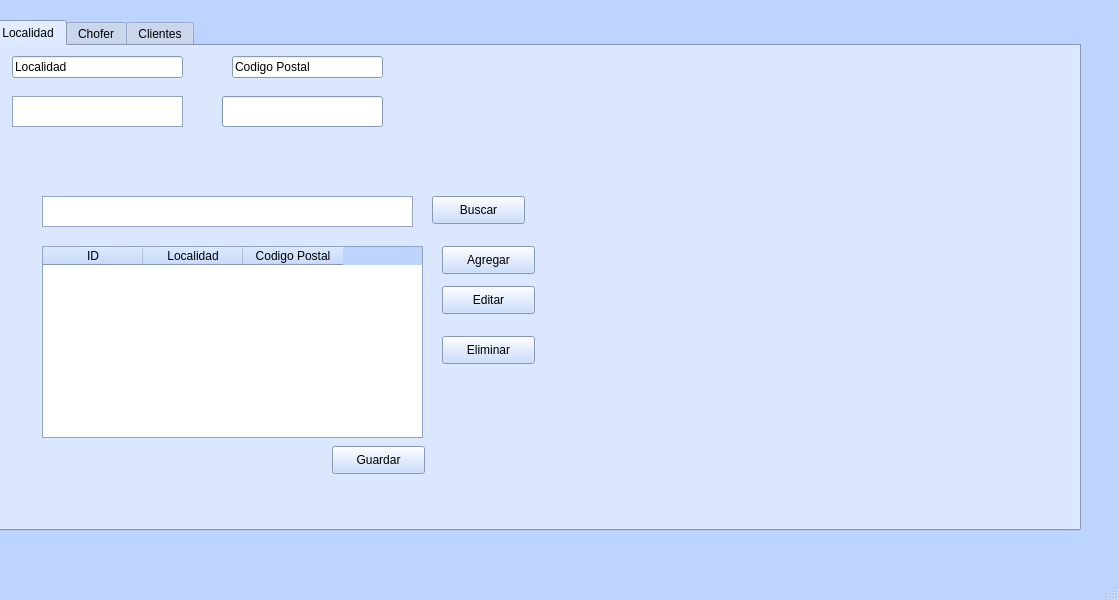
Old version of the form pantallas.ui in the repository GabrieLombardi/Seiton.
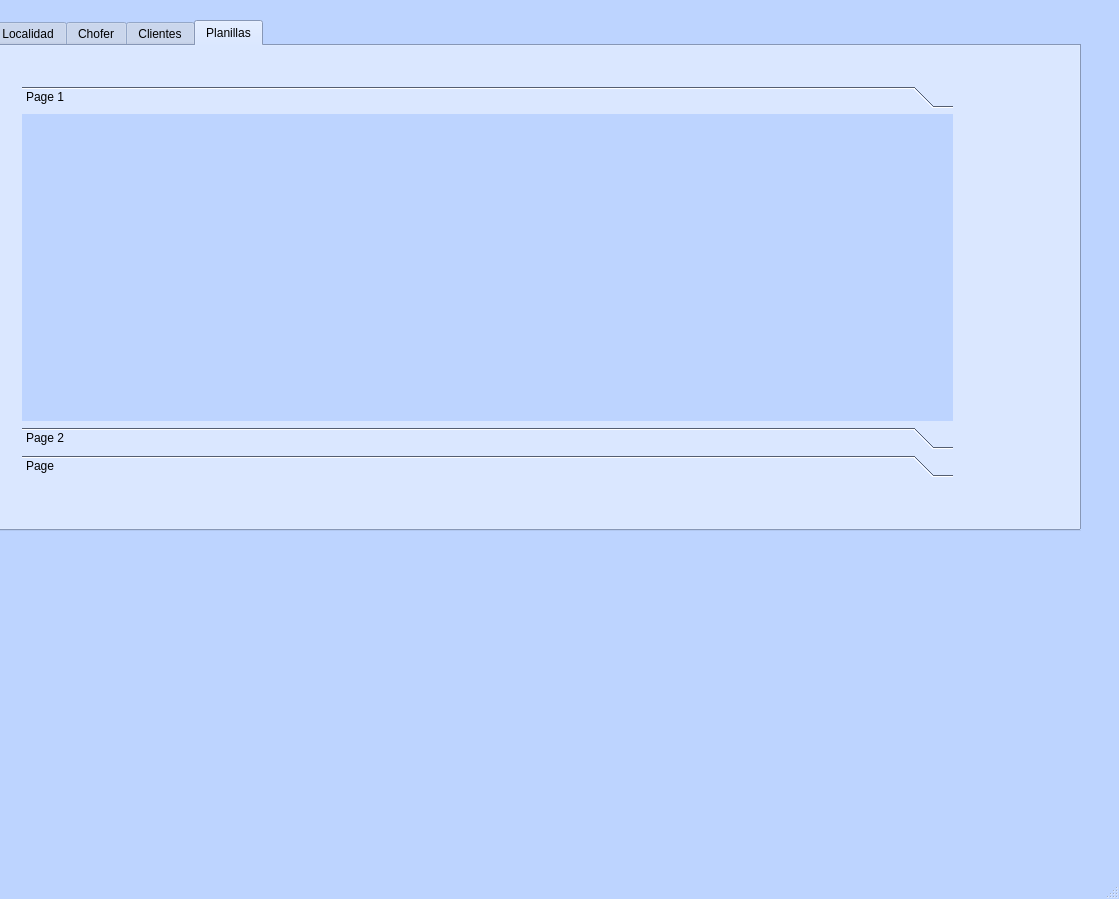
New version of the form. The open tabs and pages were chosen to show the change.

Commit message: modificacion en pantallas y main.py

What changed in the file:
```diff
--- a/pantallas.ui
+++ b/pantallas.ui
@@ -7,7 +7,7 @@
     <x>0</x>
     <y>0</y>
     <width>1119</width>
-    <height>600</height>
+    <height>899</height>
    </rect>
   </property>
   <property name="palette">
@@ -470,16 +470,6 @@
        </property>
       </column>
      </widget>
-     <widget class="QTextEdit" name="textEdit_localidad">
-      <property name="geometry">
-       <rect>
-        <x>20</x>
-        <y>50</y>
-        <width>171</width>
-        <height>31</height>
-       </rect>
-      </property>
-     </widget>
      <widget class="QLineEdit" name="lineEdit">
       <property name="geometry">
        <rect>
@@ -627,6 +617,55 @@
       </column>
      </widget>
     </widget>
+    <widget class="QWidget" name="planillas">
+     <attribute name="title">
+      <string>Planillas</string>
+     </attribute>
+     <widget class="QToolBox" name="toolBox">
+      <property name="geometry">
+       <rect>
+        <x>30</x>
+        <y>40</y>
+        <width>931</width>
+        <height>391</height>
+       </rect>
+      </property>
+      <property name="currentIndex">
+       <number>2</number>
+      </property>
+      <widget class="QWidget" name="page">
+       <property name="geometry">
+        <rect>
+         <x>0</x>
+         <y>0</y>
+         <width>931</width>
+         <height>329</height>
+        </rect>
+       </property>
+       <attribute name="label">
+        <string>Page 1</string>
+       </attribute>
+      </widget>
+      <widget class="QWidget" name="page_2">
+       <property name="geometry">
+        <rect>
+         <x>0</x>
+         <y>0</y>
+         <width>931</width>
+         <height>298</height>
+        </rect>
+       </property>
+       <attribute name="label">
+        <string>Page 2</string>
+       </attribute>
+      </widget>
+      <widget class="QWidget" name="page_3">
+       <attribute name="label">
+        <string>Page</string>
+       </attribute>
+      </widget>
+     </widget>
+    </widget>
    </widget>
   </widget>
   <widget class="QStatusBar" name="statusbar"/>
```
Left out of the diff: 15 changed lines with no effect on the pictures. The commit also changes 5 other files.
